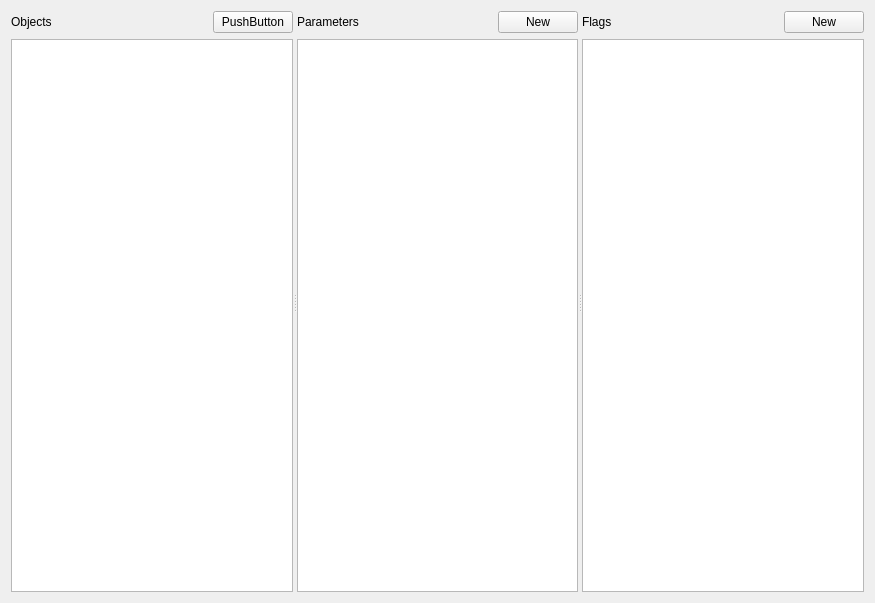
This is src/editor/GUI/Tabs/objecteditor.ui in mkRPGDev/mkRPG as Qt 5 draws it before an edit. The edited form follows.
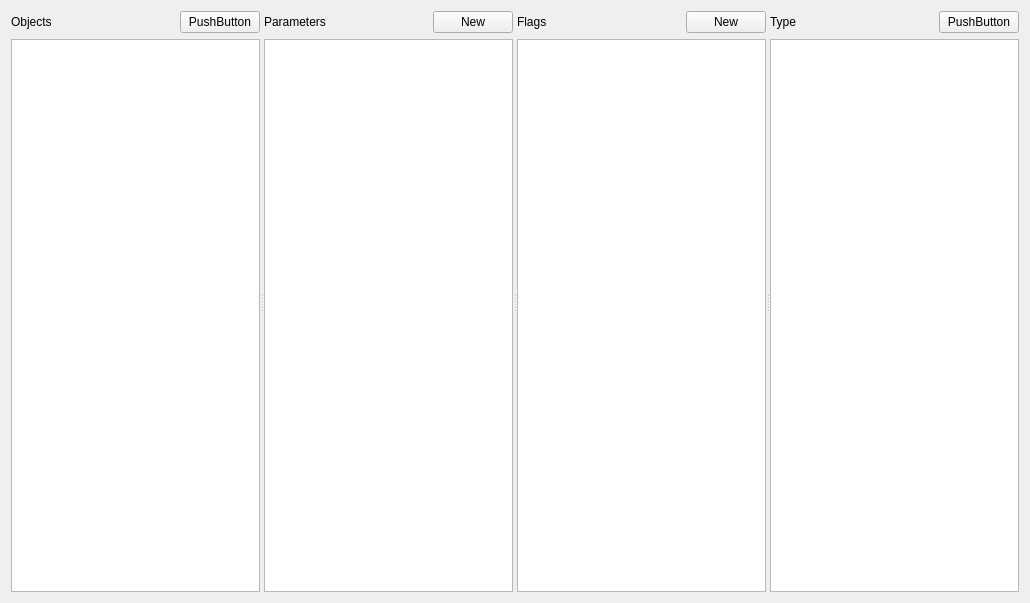
This is the edited form.

Commit message: Type Tree and Cie

```diff
--- a/src/editor/GUI/Tabs/objecteditor.ui
+++ b/src/editor/GUI/Tabs/objecteditor.ui
@@ -6,7 +6,7 @@
    <rect>
     <x>0</x>
     <y>0</y>
-    <width>875</width>
+    <width>1030</width>
     <height>603</height>
    </rect>
   </property>
@@ -169,6 +169,44 @@
        </item>
       </layout>
      </widget>
+     <widget class="QWidget" name="verticalLayoutWidget_4">
+      <layout class="QVBoxLayout" name="verticalLayout_4">
+       <item>
+        <layout class="QHBoxLayout" name="horizontalLayout">
+         <item>
+          <widget class="QLabel" name="label_4">
+           <property name="text">
+            <string>Type</string>
+           </property>
+          </widget>
+         </item>
+         <item>
+          <spacer name="horizontalSpacer_4">
+           <property name="orientation">
+            <enum>Qt::Horizontal</enum>
+           </property>
+           <property name="sizeHint" stdset="0">
+            <size>
+             <width>40</width>
+             <height>20</height>
+            </size>
+           </property>
+          </spacer>
+         </item>
+         <item>
+          <widget class="QPushButton" name="pushButton_4">
+           <property name="text">
+            <string>PushButton</string>
+           </property>
+          </widget>
+         </item>
+        </layout>
+       </item>
+       <item>
+        <widget class="QTreeView" name="types"/>
+       </item>
+      </layout>
+     </widget>
     </widget>
    </item>
   </layout>
```
The commit also changes 11 other files.
